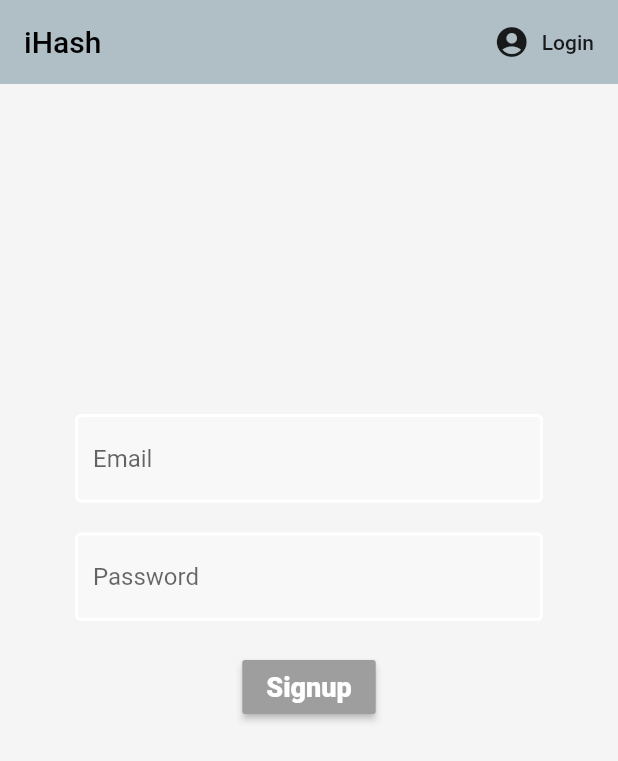
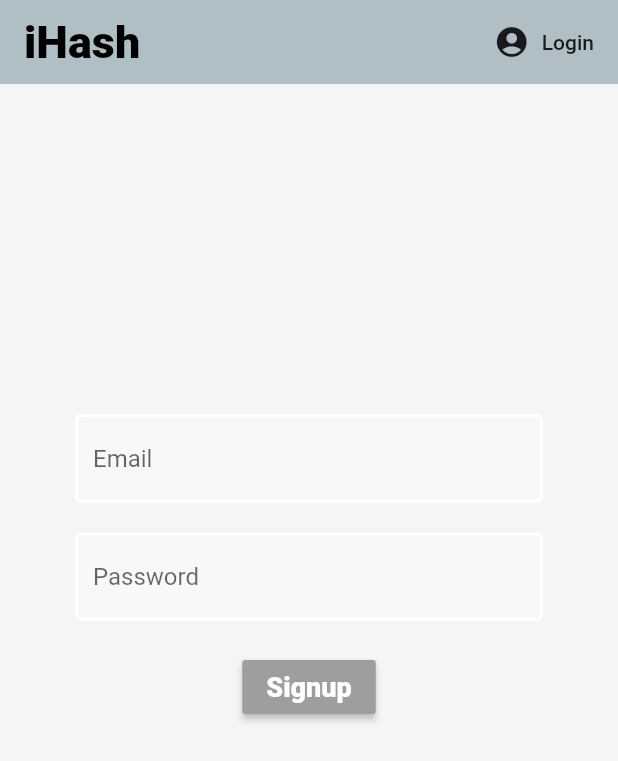
Before and after one commit to soniasusanto/iHash, a Flutter app: the screen it shows after launch, after a tap on "Login", after a tap on "Signup", on a phone screen of 412 x 824 dp. Shown: the top 761 px of the screen. Run offline on Flutter 3.47's test engine with Material 2 defaults, Android fonts, the phone set to English and light mode, and no system bars; our stand-ins replace cloud_firestore, firebase_auth, image_picker; missing offline and left inert: clipboard_manager, tflite; accounts and stored records are empty; statements that could not run were skipped.

Commit message:
Style changes

```diff
--- a/lib/screens/authenticate/login.dart
+++ b/lib/screens/authenticate/login.dart
@@ -25,7 +25,12 @@ class _LoginState extends State<Login> {
       appBar: AppBar(
         backgroundColor: Colors.blueGrey[200],
         elevation: 0.0,
-        title: Text('iHash', style: TextStyle(color: Colors.black)),
+        title: Text('iHash',
+            style: TextStyle(
+              color: Colors.black,
+              fontSize: 30.0,
+              fontWeight: FontWeight.w900,
+            )),
         actions: <Widget>[
           FlatButton.icon(
               icon: Icon(Icons.account_circle),
--- a/lib/screens/authenticate/signup.dart
+++ b/lib/screens/authenticate/signup.dart
@@ -24,7 +24,12 @@ class _SignupState extends State<Signup> {
       appBar: AppBar(
           backgroundColor: Colors.blueGrey[200],
           elevation: 0.0,
-          title: Text('iHash', style: TextStyle(color: Colors.black)),
+          title: Text('iHash',
+              style: TextStyle(
+                color: Colors.black,
+                fontSize: 30.0,
+                fontWeight: FontWeight.w900,
+              )),
           actions: <Widget>[
             FlatButton.icon(
                 icon: Icon(Icons.account_circle),
```
Also changed, not shown: assets/images/Login.png, 1 other file.
